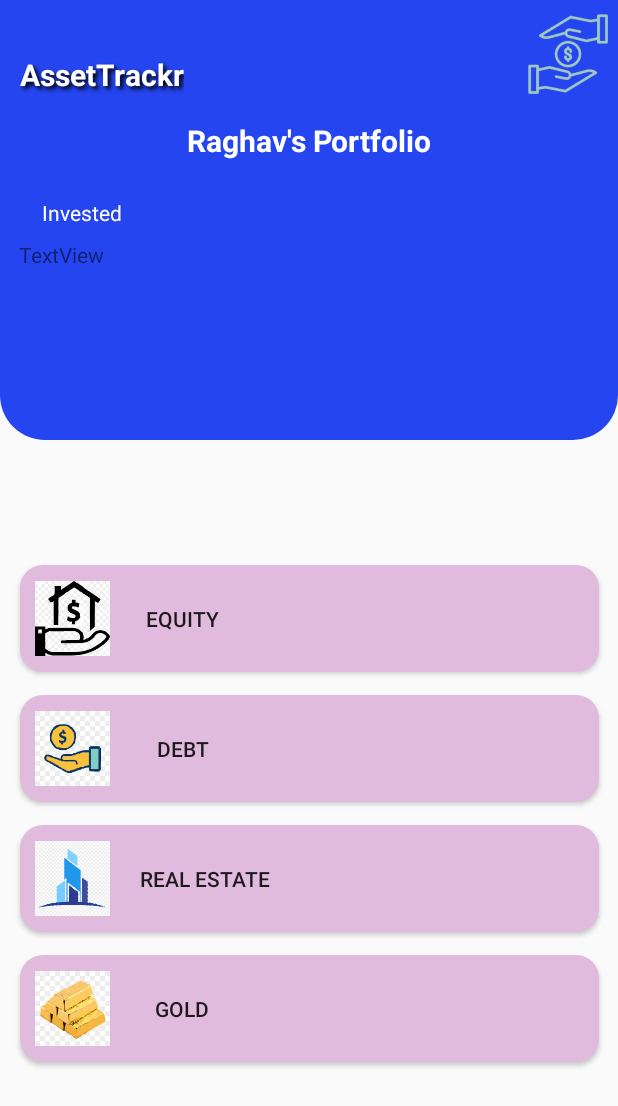
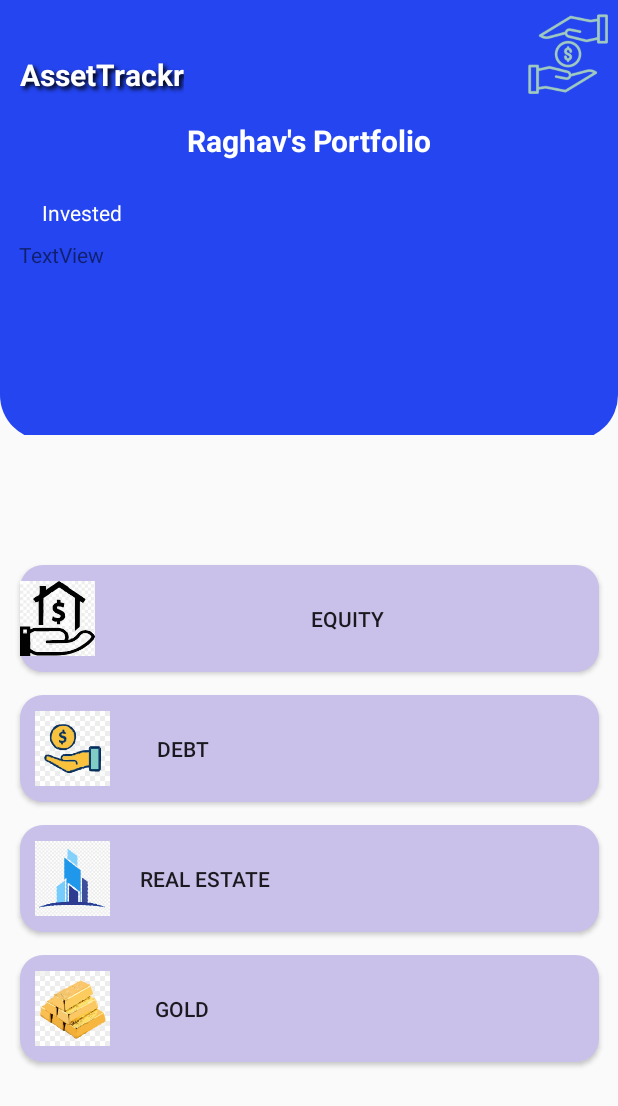
Before and after one commit to raghav-malik/investment-android-app, an Android app: the StocksActivity screen opened directly, with no data from a screen before it, on a phone screen of 412 x 824 dp. Shown: the top 1106 px of the screen. Run offline under Robolectric (Android 15) with nearby library versions, the phone set to English and light mode, and no system bars.

Commit message:
Fixed Stocks Activity issue and Added logged in functionality

```diff
--- a/app/src/main/res/drawable/btnforpurposes.xml
+++ b/app/src/main/res/drawable/btnforpurposes.xml
@@ -1,5 +1,5 @@
 <?xml version="1.0" encoding="utf-8"?>
 <shape xmlns:android="http://schemas.android.com/apk/res/android">
-    <solid android:color="@color/material_dynamic_tertiary80"/>
+    <solid android:color="#cac1ea"/>
     <corners android:radius="15dp"/>
 </shape>
--- a/app/src/main/res/layout/activity_stocks.xml
+++ b/app/src/main/res/layout/activity_stocks.xml
@@ -9,8 +9,9 @@
     <LinearLayout
         android:id="@+id/linearLayout3"
         android:layout_width="match_parent"
-        android:layout_height="match_parent"
-        android:orientation="vertical">
+        android:layout_height="290dp"
+        android:orientation="vertical"
+        app:layout_constraintTop_toTopOf="parent">
 
         <androidx.constraintlayout.widget.ConstraintLayout
             android:layout_width="match_parent"
@@ -84,20 +85,22 @@
 
     </LinearLayout>
 
+
     <Button
         android:id="@+id/btnEquity"
         android:layout_width="386dp"
         android:layout_height="71dp"
+        android:drawableLeft="@drawable/equity"
         android:background="@drawable/btnforpurposes"
-        android:drawableLeft="@drawable/equity"
-        android:paddingLeft="10dp"
-        android:paddingRight="230dp"
         android:text="Equity"
         android:textAlignment="center"
         app:layout_constraintBottom_toBottomOf="parent"
         app:layout_constraintEnd_toEndOf="parent"
         app:layout_constraintStart_toStartOf="parent"
-        app:layout_constraintTop_toTopOf="parent" />
+        app:layout_constraintTop_toTopOf="parent"
+        >
+
+    </Button>
 
     <Button
         android:id="@+id/btnDebt"
```
Also changed, not shown: app/src/main/java/com/example/assetracker/LoginActivity.java (+35 -12 lines).
